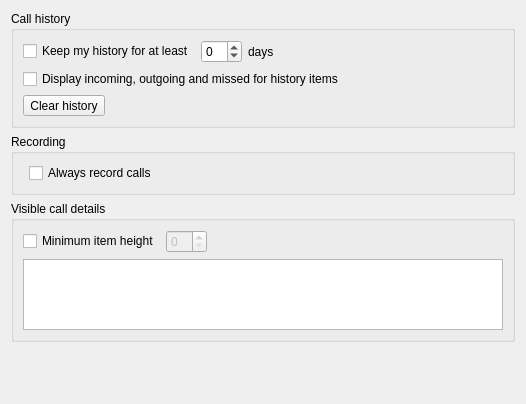
Before: the Qt Designer form src/conf/dlggeneralbase.ui in KDE/ring-kde, drawn with Qt 5.
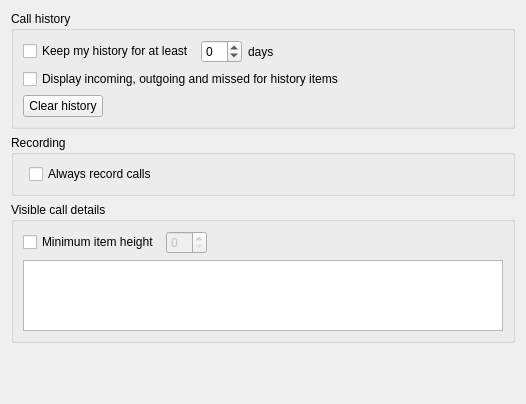
After: the same form once the commit is applied. Custom widgets are drawn as their Qt base class.

The edit to the form file:
```diff
--- a/src/conf/dlggeneralbase.ui
+++ b/src/conf/dlggeneralbase.ui
@@ -89,11 +89,28 @@
        </widget>
       </item>
       <item row="2" column="0">
-       <widget class="QToolButton" name="toolButton_historyClear">
+       <layout class="QHBoxLayout" name="horizontalLayout_2">
+        <item>
+         <widget class="QPushButton" name="toolButton_historyClear">
         <property name="text">
          <string>Clear history</string>
         </property>
        </widget>
+        </item>
+        <item>
+         <spacer name="horizontalSpacer_3">
+          <property name="orientation">
+           <enum>Qt::Horizontal</enum>
+          </property>
+          <property name="sizeHint" stdset="0">
+           <size>
+            <width>40</width>
+            <height>20</height>
+           </size>
+          </property>
+         </spacer>
+        </item>
+       </layout>
       </item>
      </layout>
     </widget>
```
Lines whose indentation alone changed are shown as unchanged.
